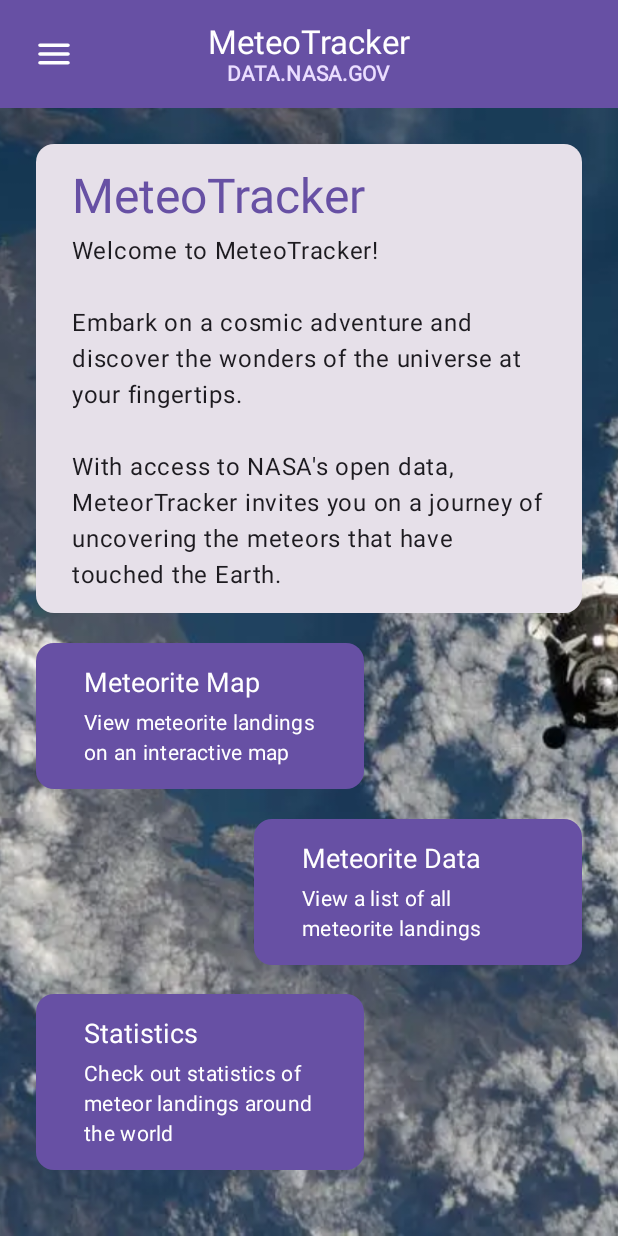
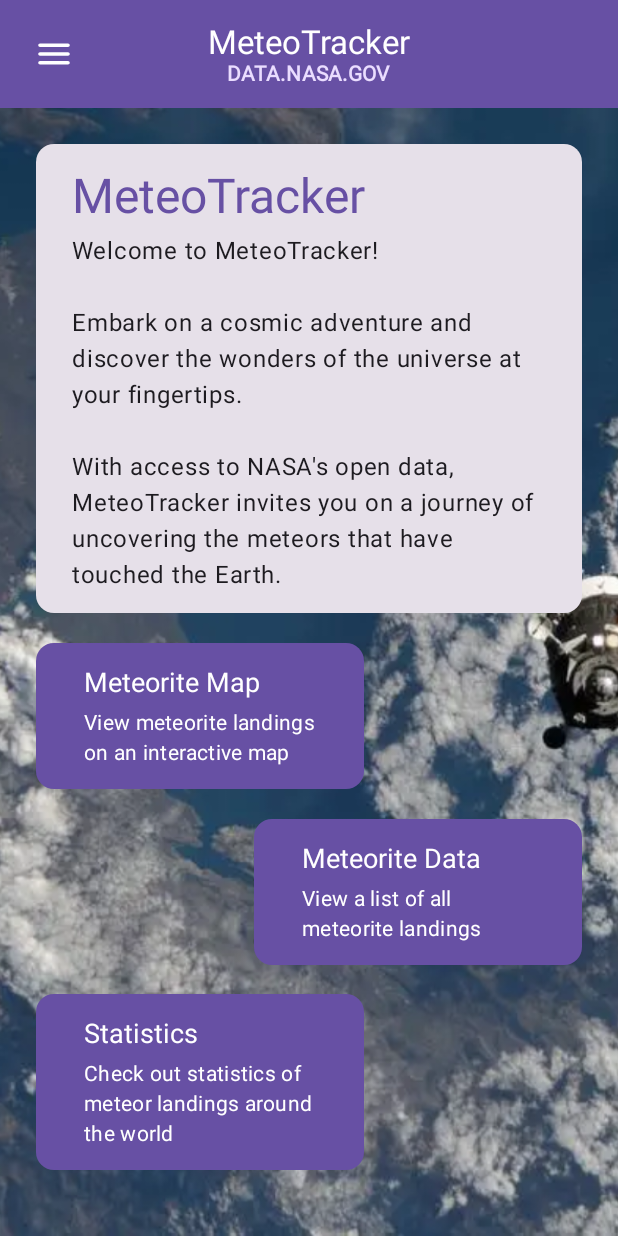
Before and after one commit to xlazarov/MeteoTracker, an Android app built with Jetpack Compose: the screen it shows after launch (MainActivity), on a phone screen of 412 x 824 dp. Run offline under Robolectric (Android 15) with nearby library versions, the phone set to English and light mode, and no system bars; our stand-ins replace Dagger/Hilt's generated code.

Commit message:
Translation edits

```diff
--- a/app/src/main/res/values/strings.xml
+++ b/app/src/main/res/values/strings.xml
@@ -29,7 +29,7 @@
     <string name="dashbutton_map">View meteorite landings on an interactive map</string>
     <string name="dashbutton_data">View a list of all meteorite landings</string>
     <string name="dashbutton_stats">Check out statistics of meteor landings around the world</string>
-    <string name="welcome_text">Welcome to MeteoTracker!\n\nEmbark on a cosmic adventure and discover the wonders of the universe at your fingertips.\n\nWith access to NASA\'s open data, MeteorTracker invites you on a journey of uncovering the meteors that have touched the Earth.</string>
+    <string name="welcome_text">Welcome to MeteoTracker!\n\nEmbark on a cosmic adventure and discover the wonders of the universe at your fingertips.\n\nWith access to NASA\'s open data, MeteoTracker invites you on a journey of uncovering the meteors that have touched the Earth.</string>
     <string name="longitude">Longitude</string>
     <string name="latitude">Latitude</string>
     <string name="continent">Continent</string>
```
Also changed, not shown: 2 other files.
